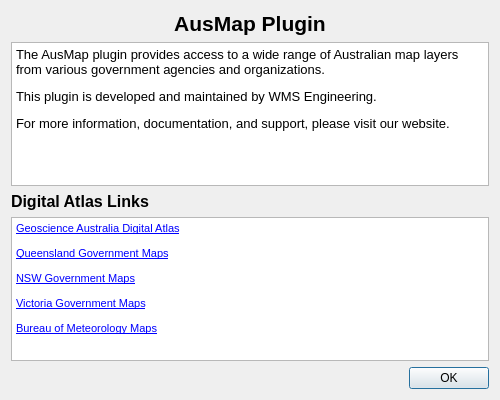
Qt form settings/about_dialog.ui (lmillard79/Billabong-QGIS-Plugin) before a commit.
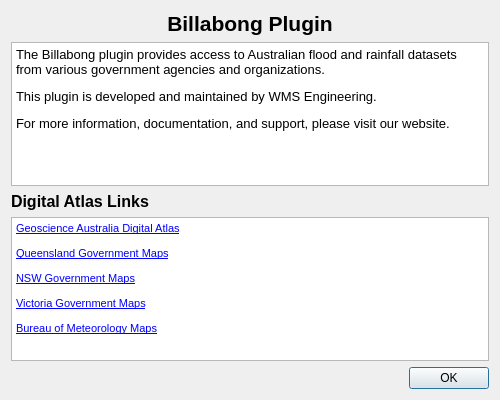
The same form after that commit.

What changed in the file:
```diff
--- a/settings/about_dialog.ui
+++ b/settings/about_dialog.ui
@@ -24,7 +24,7 @@
       </font>
      </property>
      <property name="text">
-      <string>AusMap Plugin</string>
+      <string>Billabong Plugin</string>
      </property>
      <property name="alignment">
       <set>Qt::AlignCenter</set>
@@ -38,7 +38,7 @@
 &lt;html&gt;&lt;head&gt;&lt;meta name=&quot;qrichtext&quot; content=&quot;1&quot; /&gt;&lt;style type=&quot;text/css&quot;&gt;
 p, li { white-space: pre-wrap; }
 &lt;/style&gt;&lt;/head&gt;&lt;body style=&quot; font-family:'MS Shell Dlg 2'; font-size:8.25pt; font-weight:400; font-style:normal;&quot;&gt;
-&lt;p style=&quot; margin-top:0px; margin-bottom:12px; margin-left:0px; margin-right:0px; -qt-block-indent:0; text-indent:0px;&quot;&gt;&lt;span style=&quot; font-size:10pt;&quot;&gt;The AusMap plugin provides access to a wide range of Australian map layers from various government agencies and organizations.&lt;/span&gt;&lt;/p&gt;
+&lt;p style=&quot; margin-top:0px; margin-bottom:12px; margin-left:0px; margin-right:0px; -qt-block-indent:0; text-indent:0px;&quot;&gt;&lt;span style=&quot; font-size:10pt;&quot;&gt;The Billabong plugin provides access to Australian flood and rainfall datasets from various government agencies and organizations.&lt;/span&gt;&lt;/p&gt;
 &lt;p style=&quot; margin-top:0px; margin-bottom:12px; margin-left:0px; margin-right:0px; -qt-block-indent:0; text-indent:0px;&quot;&gt;&lt;span style=&quot; font-size:10pt;&quot;&gt;This plugin is developed and maintained by WMS Engineering.&lt;/span&gt;&lt;/p&gt;
 &lt;p style=&quot; margin-top:0px; margin-bottom:12px; margin-left:0px; margin-right:0px; -qt-block-indent:0; text-indent:0px;&quot;&gt;&lt;span style=&quot; font-size:10pt;&quot;&gt;For more information, documentation, and support, please visit our website.&lt;/span&gt;&lt;/p&gt;&lt;/body&gt;&lt;/html&gt;</string>
      </property>
```
Left out of the diff: 2 changed lines with no effect on the pictures.
